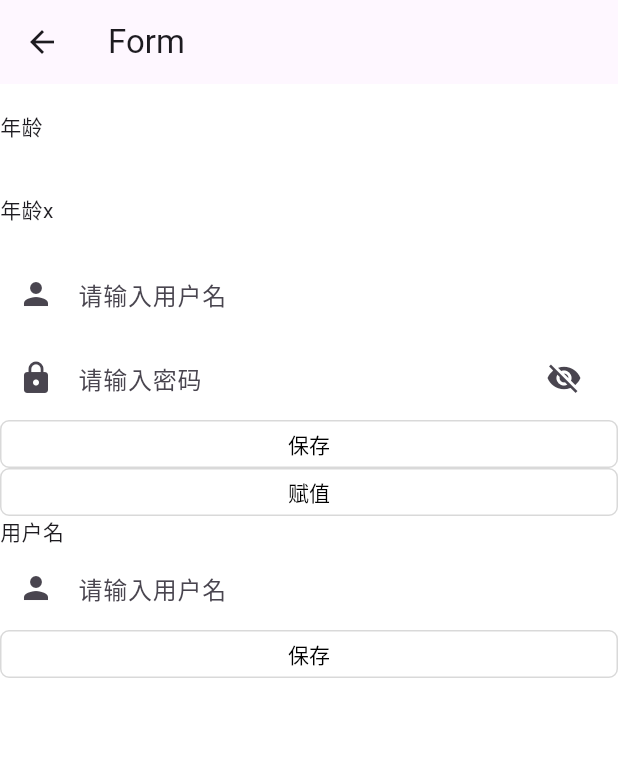
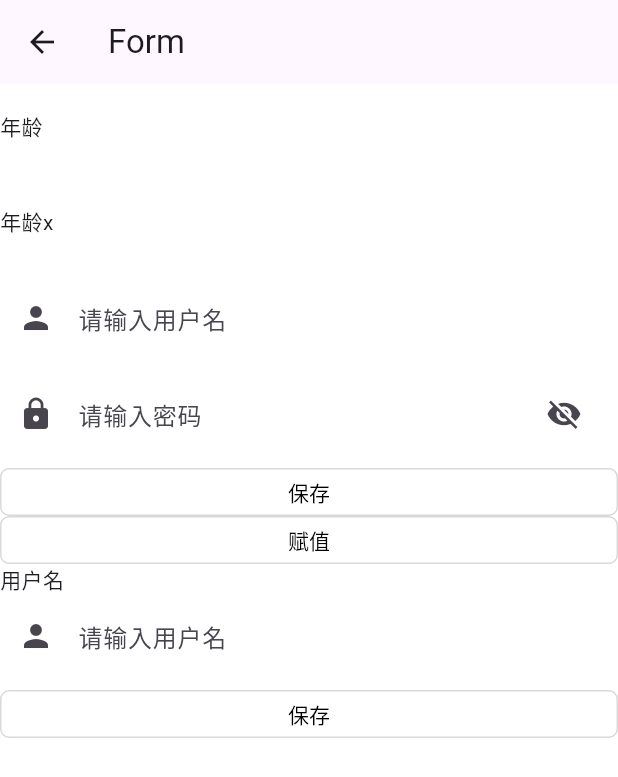
Before and after one commit to trionesdev/triones-antd-mobile-flutter, a Flutter app: the FormPage screen opened by its route, on a phone screen of 412 x 824 dp. Shown: the top 777 px of the screen. Run offline on Flutter 3.47's test engine with Material 3 defaults, Android fonts, the phone set to English and light mode, and no system bars.

Commit message:
feat: button upgrade

```diff
--- a/lib/antd.dart
+++ b/lib/antd.dart
@@ -9,3 +9,4 @@ export 'src/components/page/page_container.dart';
 export 'src/components/app_bar/app_bar.dart';
 export 'src/components/grid/grid.dart';
 export 'src/components/tab_bar/tab_bar.dart';
+export 'src/components/card/card.dart';
--- a/lib/src/components/button/button.dart
+++ b/lib/src/components/button/button.dart
@@ -134,7 +134,7 @@ class _AntdButtonStyle extends AntdButtonStyle {
   bool get isIconButton => button.icon != null && button.text == null;
 
   Color? get buttonBackgroundColor {
-    Color? result = material.Colors.white;
+    Color? result = material.Colors.transparent;
     if (button.type == ButtonType.primary) {
       result = Color(0xFF1777ff);
       if (button.color != null) {
--- a/lib/src/components/form/form.dart
+++ b/lib/src/components/form/form.dart
@@ -333,12 +333,15 @@ class AntFormItemState<T> extends State<AntFormItem<T>> with RestorationMixin {
       fieldItemChildren.add(filedInput);
     }
 
-    return layout == FormLayout.horizontal
+    return Container(
+      margin: EdgeInsets.only(bottom: 8),
+      child: layout == FormLayout.horizontal
           ? Row(
         children: fieldItemChildren,
       )
           : Column(
         children: fieldItemChildren,
+      ),
     );
     // return child;
   }
```
Also changed, not shown: lib/src/components/app_bar/app_bar.dart (+5 -3 lines), lib/src/components/card/card.dart (added, +48 -0 lines). Lines whose indentation alone changed are shown as unchanged.
